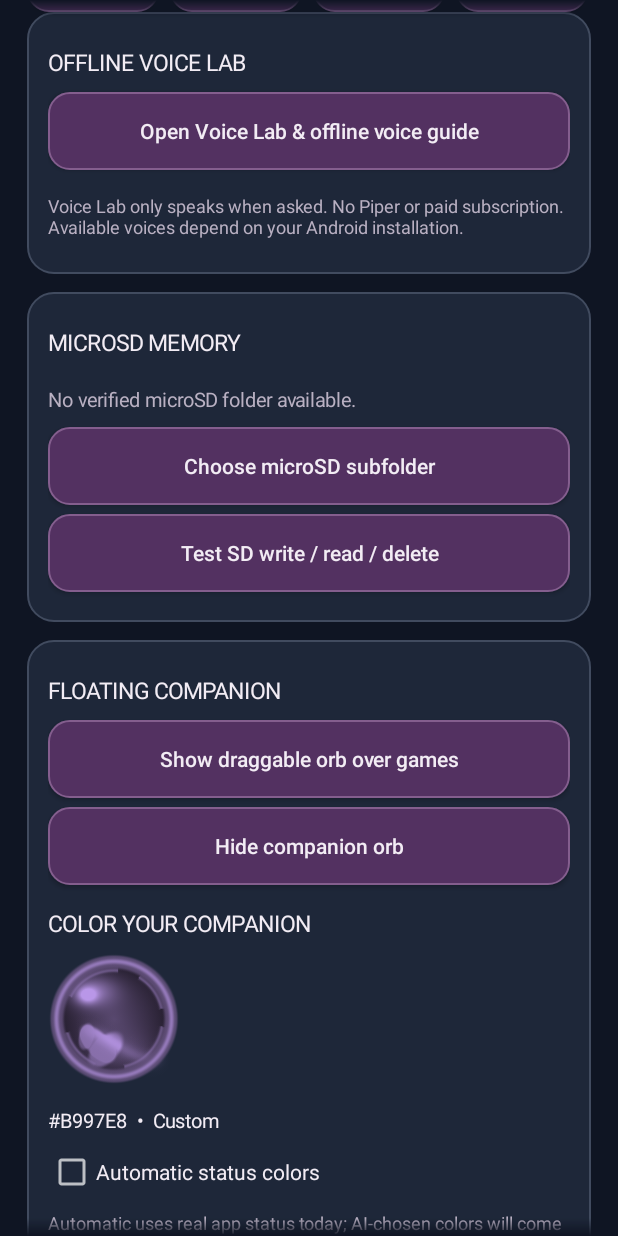
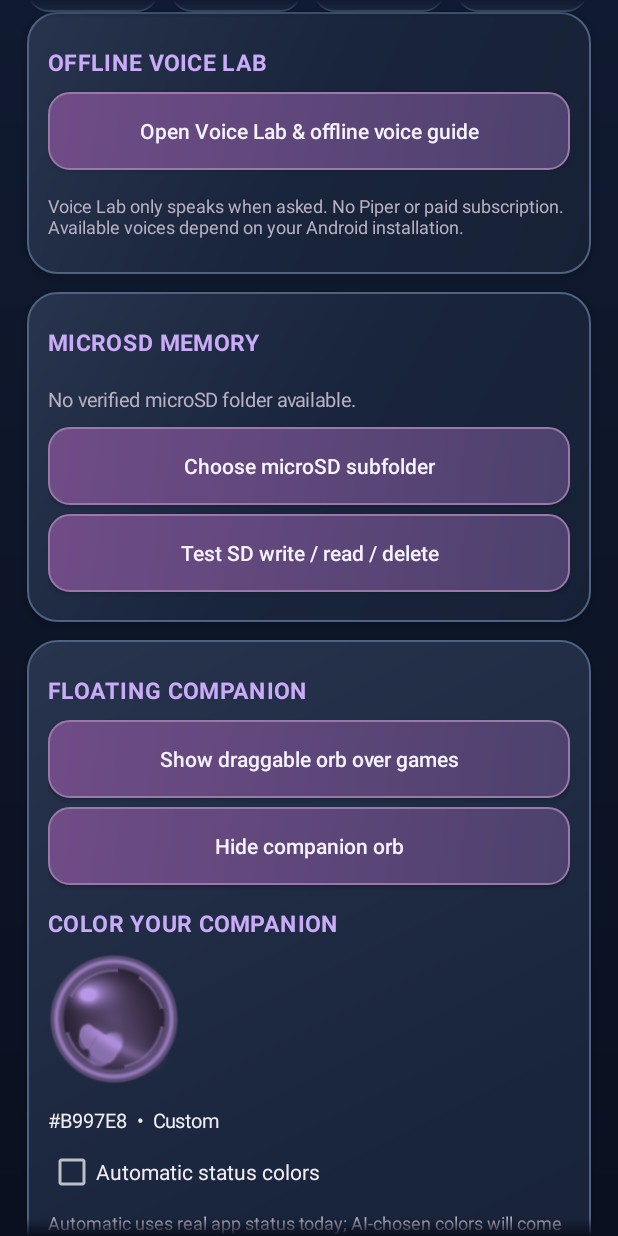
Before and after one commit to ValentineBSAA/Gaming-AI-, an Android app: the screen it shows after launch (MainActivity), after a tap on "Voice", on a phone screen of 412 x 824 dp. Run offline under Robolectric (Android 15) with nearby library versions, the phone set to English and light mode, and no system bars; network calls fail.

Commit message:
feat: premium handheld UI and safe microSD Memory Library (v0.1.6)
* feat: reviewable and testable per-game memory transformations

* feat: reviewable and testable per-game memory transformations

* feat: manual SD-only backup export and validated preview-before-restore

* feat: searchable microSD memory library with edit, pin, delete and backup preview

* feat: integrate memory library and version bump v0.1.6

* feat: integrate memory library and version bump v0.1.6

* feat: integrate memory library and version bump v0.1.6

* feat: integrate memory library and version bump v0.1.6

* feat: integrate memory library and version bump v0.1.6

* style: shared premium glass gradient theme, orb hero, violet-teal touch components

* style: apply unified premium orb header and section typography

* style: apply unified premium orb header and section typography

* style: apply unified premium orb header and section typography

* docs: premium RG Rotate glass visual system and memory safety acceptance

* docs: track premium visual system and inspectable SD memory v0.1.6

* docs: track premium visual system and inspectable SD memory v0.1.6

```diff
--- a/app/build.gradle
+++ b/app/build.gradle
@@ -6,8 +6,8 @@ android {
         applicationId 'com.valentinebsaa.gamingai'
         minSdk 26
         targetSdk 34
-        versionCode 6
-        versionName '0.1.5'
+        versionCode 7
+        versionName '0.1.6'
         testInstrumentationRunner 'androidx.test.runner.AndroidJUnitRunner'
     }
     compileOptions {
--- a/app/src/main/AndroidManifest.xml
+++ b/app/src/main/AndroidManifest.xml
@@ -23,6 +23,7 @@
                 android:name="android.app.PROPERTY_SPECIAL_USE_FGS_SUBTYPE"
                 android:value="User-enabled floating game companion orb" />
         </service>
+        <activity android:name=".MemoryLibraryActivity" android:exported="false" />
         <activity android:name=".VoiceLabActivity" android:exported="false" />
         <activity android:name=".MainActivity" android:exported="true">
             <intent-filter>
--- a/app/src/main/java/com/valentinebsaa/gamingai/MainActivity.java
+++ b/app/src/main/java/com/valentinebsaa/gamingai/MainActivity.java
@@ -62,10 +62,9 @@ public final class MainActivity extends Activity {
         setContentView(mainScroll);
         mainScroll.requestFocus();
 
-        addText(root, "Gaming AI · Rotate", 26, foreground);
-        addText(root, "Prototype 0.1.5  •  Square touchscreen polish", 13, muted);
-        addText(root, "One companion, many games. Free offline Voice Lab; full AI comes later.",
-            15, foreground);
+        TouchUi.header(this, root, "Gaming AI", "ROTATE • OFFLINE COMPANION");
+        addText(root, "v0.1.6  •  Your private gaming companion, ready for its first device test.",
+            13, muted);
 
         LinearLayout shortcuts = new LinearLayout(this);
         shortcuts.setOrientation(LinearLayout.HORIZONTAL);
@@ -136,6 +135,8 @@ public final class MainActivity extends Activity {
         button(memoryCard, "Offline push-to-talk · Open Voice Lab", v -> openVoiceLab());
         button(memoryCard, "Compact unpinned memories", this::compact);
         button(memoryCard, "Refresh saved memories", this::refresh);
+        button(memoryCard, "Open Memory Library · edit, pin, backup", v ->
+            startActivity(new Intent(this, MemoryLibraryActivity.class)));
         status = addText(memoryCard, "No recording occurs on this screen. "
             + "Voice Lab's microphone activates only when requested.", 13, muted);
         addText(memoryCard, "RECENT MEMORIES", 15, foreground);
@@ -177,6 +178,7 @@ public final class MainActivity extends Activity {
         text.setText(content);
         text.setTextSize(size);
         text.setTextColor(color);
+        TouchUi.decorateLabel(text, content, size);
         text.setPadding(0, dp(9), 0, dp(9));
         parent.addView(text, new LinearLayout.LayoutParams(-1, -2));
         return text;
@@ -452,6 +454,11 @@ public final class MainActivity extends Activity {
         } catch (Exception e) { setStatus("Compaction not applied: " + e.getMessage()); }
     }
 
+    @Override protected void onResume() {
+        super.onResume();
+        if (overview != null && recent != null) refresh();
+    }
+
     private void refresh(View ignored) { refresh(); }
 
     private void refresh() {
--- a/app/src/main/java/com/valentinebsaa/gamingai/TouchUi.java
+++ b/app/src/main/java/com/valentinebsaa/gamingai/TouchUi.java
@@ -4,6 +4,10 @@ import android.animation.ValueAnimator;
 import android.app.Activity;
 import android.content.res.ColorStateList;
 import android.graphics.Color;
+import android.graphics.PorterDuff;
+import android.widget.FrameLayout;
+import android.widget.ImageView;
+import android.widget.TextView;
 import android.graphics.drawable.GradientDrawable;
 import android.graphics.drawable.RippleDrawable;
 import android.view.HapticFeedbackConstants;
@@ -18,6 +22,11 @@ import android.widget.ScrollView;
 public final class TouchUi {
     public static final String PREFS = "touch_ui_preferences";
     public static final String REDUCED_MOTION = "reduce_motion";
+    public static final int INK = 0xfff6f2ff;
+    public static final int LAVENDER = 0xffc9abf7;
+    public static final int TEAL = 0xff83eee2;
+    public static final int MUTED = 0xffb3bed1;
+    public static final int GLASS_EDGE = 0xff536081;
     private TouchUi() {}
 
     public static int dp(Activity activity, float amount) {
@@ -39,7 +48,10 @@ public final class TouchUi {
     public static ScrollView page(Activity activity) {
         ScrollView s = new ScrollView(activity);
         s.setFillViewport(true);
-        s.setBackgroundColor(Color.rgb(15, 21, 35));
+        s.setBackground(new GradientDrawable(GradientDrawable.Orientation.TOP_BOTTOM,
+            new int[]{0xff101a30, 0xff0b1020}));
+        activity.getWindow().setStatusBarColor(0xff0d1426);
+        activity.getWindow().setNavigationBarColor(0xff0b1020);
         s.setVerticalScrollBarEnabled(true);
         s.setScrollbarFadingEnabled(true);
         s.setVerticalFadingEdgeEnabled(true);
@@ -65,11 +77,13 @@ public final class TouchUi {
         card.setOrientation(LinearLayout.VERTICAL);
         int padding = dp(activity, SquareLayoutPolicy.cardPaddingDp(widthDp(activity)));
         card.setPadding(padding, padding, padding, padding);
-        GradientDrawable background = new GradientDrawable();
-        background.setColor(Color.rgb(30, 39, 57));
-        background.setCornerRadius(dp(activity, 17));
-        background.setStroke(dp(activity, 1), Color.rgb(65, 75, 95));
+        GradientDrawable background = new GradientDrawable(
+            GradientDrawable.Orientation.TL_BR,
+            new int[]{0xff28334d, 0xff19253c, 0xff172136});
+        background.setCornerRadius(dp(activity, 20));
+        background.setStroke(dp(activity, 1), 0xff4e6281);
         card.setBackground(background);
+        card.setElevation(dp(activity, 3));
         LinearLayout.LayoutParams p = new LinearLayout.LayoutParams(-1, -2);
         p.bottomMargin = dp(activity, 12);
         parent.addView(card, p);
@@ -86,7 +100,7 @@ public final class TouchUi {
 
     public static void styleButton(Activity activity, Button button) {
         button.setAllCaps(false);
-        button.setTextColor(Color.rgb(242, 236, 244));
+        button.setTextColor(INK);
         button.setTextSize(14);
         button.setMinHeight(dp(activity, 52));
         button.setMinimumWidth(dp(activity, 48));
@@ -94,10 +108,12 @@ public final class TouchUi {
             dp(activity, 12), dp(activity, 9));
         button.setSingleLine(false);
         button.setMaxLines(3);
-        GradientDrawable shape = new GradientDrawable();
-        shape.setColor(Color.rgb(83, 49, 97));
+        GradientDrawable shape = new GradientDrawable(
+            GradientDrawable.Orientation.TL_BR,
+            new int[]{0xff704c87, 0xff4c416d});
         shape.setCornerRadius(dp(activity, 14));
-        shape.setStroke(dp(activity, 1), Color.rgb(132, 94, 142));
+        shape.setStroke(dp(activity, 1), 0xff9879a8);
+        button.setElevation(dp(activity, 1));
         button.setBackground(new RippleDrawable(
             ColorStateList.valueOf(0x55FFFFFF), shape, null));
         button.setOnTouchListener((view, event) -> {
@@ -135,11 +151,84 @@ public final class TouchUi {
         b.setText(name);
         styleButton(activity, b);
         b.setTextSize(12);
+        b.setTextColor(TEAL);
+        GradientDrawable chipShape = new GradientDrawable();
+        chipShape.setColor(0xff202f46);
+        chipShape.setCornerRadius(dp(activity, 14));
+        chipShape.setStroke(dp(activity, 1), 0xff50687e);
+        b.setBackground(new RippleDrawable(
+            ColorStateList.valueOf(0x557be8db), chipShape, null));
         LinearLayout.LayoutParams params = new LinearLayout.LayoutParams(-2, -2);
         params.rightMargin = dp(activity, 7);
         row.addView(b, params);
         b.setOnClickListener(onClick);
         return b;
+    }
+
+    /** Shared header styling. Reuses the real transparent orb PNG layers. */
+    public static void header(Activity activity, LinearLayout parent,
+            String title, String description) {
+        LinearLayout hero = new LinearLayout(activity);
+        hero.setGravity(android.view.Gravity.CENTER_VERTICAL);
+        hero.setOrientation(LinearLayout.HORIZONTAL);
+        int pad = dp(activity, 14);
+        hero.setPadding(pad, pad, pad, pad);
+        GradientDrawable bg = new GradientDrawable(
+            GradientDrawable.Orientation.TL_BR,
+            new int[]{0xff34415f, 0xff242c47, 0xff1e2942});
+        bg.setCornerRadius(dp(activity, 23));
+        bg.setStroke(dp(activity, 1), 0xff7680a7);
+        hero.setBackground(bg);
+        hero.setElevation(dp(activity, 5));
+        LinearLayout.LayoutParams frame = new LinearLayout.LayoutParams(-1, -2);
+        frame.bottomMargin = dp(activity, 13);
+        parent.addView(hero, frame);
+
+        FrameLayout orb = new FrameLayout(activity);
+        int orbSize = dp(activity, widthDp(activity) < 320 ? 52 : 64);
+        hero.addView(orb, new LinearLayout.LayoutParams(orbSize, orbSize));
+        int[] images = {R.drawable.orb_core, R.drawable.orb_petals, R.drawable.orb_ring};
+        for (int resource : images) {
+            ImageView layer = new ImageView(activity);
+            layer.setImageResource(resource);
+            layer.setScaleType(ImageView.ScaleType.FIT_CENTER);
+            layer.setColorFilter(0xffc4b3fd, PorterDuff.Mode.MULTIPLY);
+            orb.addView(layer, new FrameLayout.LayoutParams(-1, -1));
+        }
+
+        LinearLayout headings = new LinearLayout(activity);
+        headings.setOrientation(LinearLayout.VERTICAL);
+        headings.setPadding(dp(activity, 11), 0, 0, 0);
+        hero.addView(headings, new LinearLayout.LayoutParams(0, -2, 1f));
+
+        TextView name = new TextView(activity);
+        name.setText(title);
+        name.setTextColor(INK);
+        name.setTextSize(widthDp(activity) < 320 ? 19 : 23);
+        name.setTypeface(android.graphics.Typeface.DEFAULT,
+            android.graphics.Typeface.BOLD);
+        name.setSingleLine(false);
+        headings.addView(name);
+
+        TextView desc = new TextView(activity);
+        desc.setText(description);
+        desc.setTextColor(TEAL);
+        desc.setTextSize(11);
+        desc.setLetterSpacing(.055f);
+        desc.setSingleLine(false);
+        desc.setPadding(0, dp(activity, 3), 0, 0);
+        headings.addView(desc);
+    }
+
+    /** Consistent, restrained section typography across all screens. */
+    public static void decorateLabel(TextView label, String text, int size) {
+        if (label == null || text == null) return;
+        if (size >= 14 && text.length() <= 36 && text.equals(text.toUpperCase(java.util.Locale.ROOT))) {
+            label.setTextColor(LAVENDER);
+            label.setTypeface(android.graphics.Typeface.DEFAULT,
+                android.graphics.Typeface.BOLD);
+            label.setLetterSpacing(.06f);
+        }
     }
 
     public static void jumpTo(Activity activity, ScrollView scroll, View target) {
--- a/app/src/main/java/com/valentinebsaa/gamingai/VoiceLabActivity.java
+++ b/app/src/main/java/com/valentinebsaa/gamingai/VoiceLabActivity.java
@@ -87,8 +87,8 @@ public final class VoiceLabActivity extends Activity {
         setContentView(labScroll);
         labScroll.requestFocus();
 
-        addText(root, "Voice Lab · $0 API cost", 25, foreground);
-        addText(root, "Touch-ready offline voice library • " + game, 13, muted);
+        TouchUi.header(this, root, "Voice Lab", "OFFLINE AUDIO • $0 API CREDITS");
+        addText(root, "Audition voices for " + game, 13, muted);
         addText(root, "A scripted voice demo, not a generative AI. No game screen access, "
             + "background microphone, paid credits or automatic downloads.", 13, foreground);
         status = addText(root, "Initializing Android's voice engine...", 13, muted);
@@ -246,6 +246,7 @@ public final class VoiceLabActivity extends Activity {
         label.setText(content);
         label.setTextSize(size);
         label.setTextColor(color);
+        TouchUi.decorateLabel(label, content, size);
         label.setPadding(0, dp(8), 0, dp(8));
         root.addView(label, new LinearLayout.LayoutParams(-1, -2));
         return label;
```
Also changed, not shown: app/src/main/java/com/valentinebsaa/gamingai/MemoryActions.java (added, +72 -0 lines), app/src/main/java/com/valentinebsaa/gamingai/MemoryLibraryActivity.java (added, +340 -0 lines), app/src/main/java/com/valentinebsaa/gamingai/MemoryStore.java (+84 -0 lines), 5 other files.
